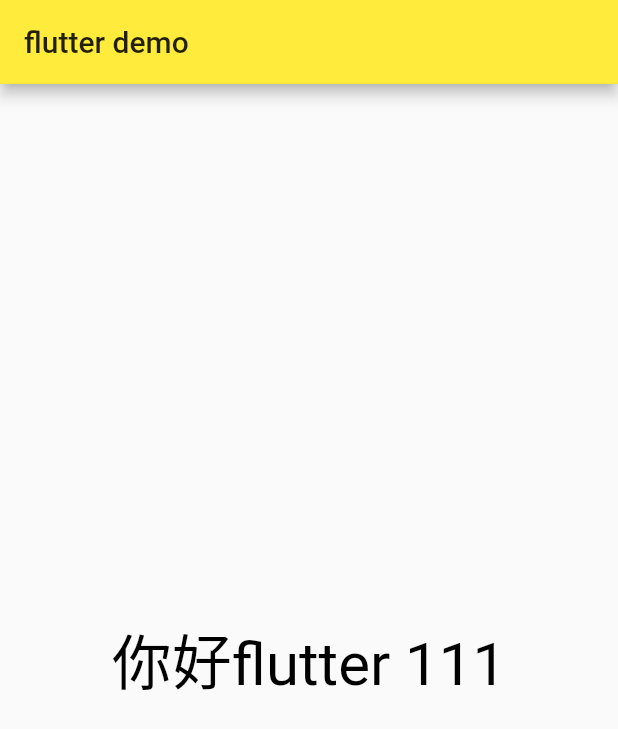
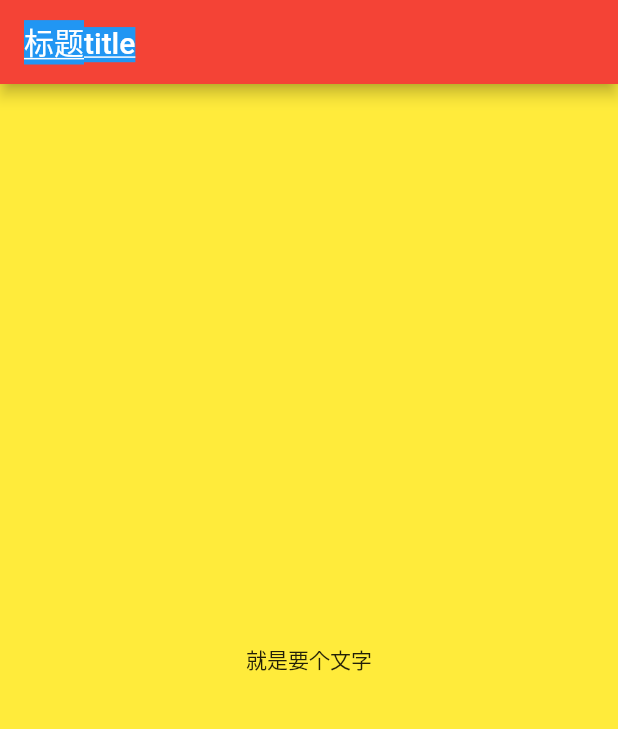
Before and after one commit to mcablylx/flutter_first, a Flutter app: the screen it shows after launch, on a phone screen of 412 x 824 dp. Shown: the top 729 px of the screen. Run offline on Flutter 3.47's test engine with Material 2 defaults, Android fonts, the phone set to English and light mode, and no system bars.

Commit message:
init project

```diff
--- a/lib/main.dart
+++ b/lib/main.dart
@@ -1,18 +1,29 @@
 import 'package:flutter/material.dart';
 
-void main()=>runApp(MyApp());
+void main() => runApp(MyApp());
 
 class MyApp extends StatelessWidget {
   @override
   Widget build(BuildContext context) {
     return MaterialApp(
+      title: "Flutter Demo",
       home: Scaffold(
         appBar: AppBar(
-          title: Text('flutter demo'),
+          title: Text(
+            "标题title",
+            textAlign: TextAlign.right,
+            textDirection: TextDirection.rtl,
+            style: TextStyle(
+              decoration: TextDecoration.underline,
+              backgroundColor: Colors.blue,
+              wordSpacing: -0.5,
+            ),
+          ),
+          backgroundColor: Colors.red,
         ),
         body: HomeContent(),
+        backgroundColor: Colors.yellow,
       ),
-      theme: ThemeData(primarySwatch: Colors.yellow),
     );
   }
 }
@@ -20,17 +31,8 @@ class MyApp extends StatelessWidget {
 class HomeContent extends StatelessWidget {
   @override
   Widget build(BuildContext context) {
-    // TODO: implement build
     return Center(
-      child: Text(
-        "你好flutter 111",
-        textDirection: TextDirection.ltr,
-        style: TextStyle(
-          fontSize: 40.0,
-//          color: Colors.red
-          color: Color.fromRGBO(0, 0, 0, 2.0),
-        ),
-      ),
+      child: Text("就是要个文字"),
     );
   }
 }
--- /dev/null
+++ b/lib/main_temp.dart
@@ -0,0 +1,35 @@
+import 'package:flutter/material.dart';
+
+void main()=>runApp(MyApp());
+
+class MyApp extends StatelessWidget {
+  @override
+  Widget build(BuildContext context) {
+    return MaterialApp(
+      home: Scaffold(
+        appBar: AppBar(
+          title: Text('flutter demo'),
+        ),
+        body: HomeContent(),
+      ),
+      theme: ThemeData(primarySwatch: Colors.yellow),
+    );
+  }
+}
+
+class HomeContent extends StatelessWidget {
+  @override
+  Widget build(BuildContext context) {
+    return Center(
+      child: Text(
+        "你好flutter 111",
+        textDirection: TextDirection.ltr,
+        style: TextStyle(
+          fontSize: 40.0,
+//          color: Colors.red
+          color: Color.fromRGBO(0, 0, 0, 2.0),
+        ),
+      ),
+    );
+  }
+}
```
Also changed, not shown: 1 other file.
